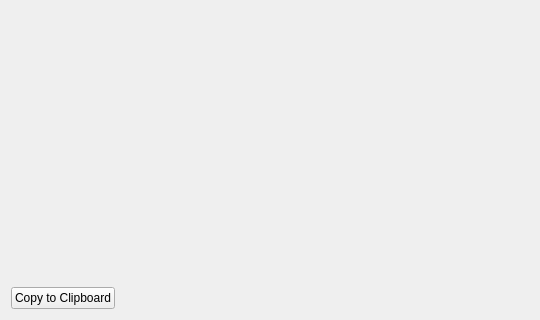
Old version of the form Modules/ImageStatisticsUI/src/QmitkIntensityProfileVisualizationWidget.ui in the repository MITK/MITK; both pictures show x 0 to 540 and y 148 to 468 of the 540 by 468 pixel window.
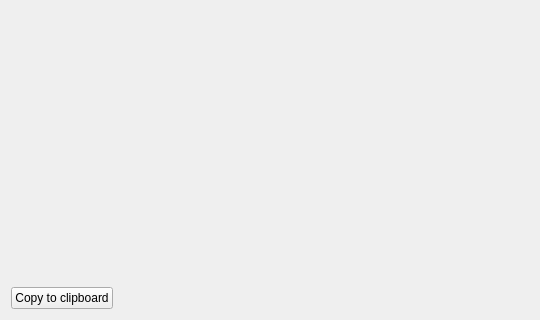
New version of the form.

Commit message:
Clean up Image Statistics View GUI
Unify wording and capitalization of labels, buttons, and selection
hints, and cap the height of the two node selectors on the "Selected
data" tab. Without a limit each selector claimed a third of the tab
regardless of how many nodes were selected.

Resolves: #913

Diff of the .ui file:
```diff
--- a/Modules/ImageStatisticsUI/src/QmitkIntensityProfileVisualizationWidget.ui
+++ b/Modules/ImageStatisticsUI/src/QmitkIntensityProfileVisualizationWidget.ui
@@ -57,7 +57,7 @@
          </sizepolicy>
         </property>
         <property name="text">
-         <string>Copy to Clipboard</string>
+         <string>Copy to clipboard</string>
         </property>
        </widget>
       </item>
```
The commit also changes 3 other files.
